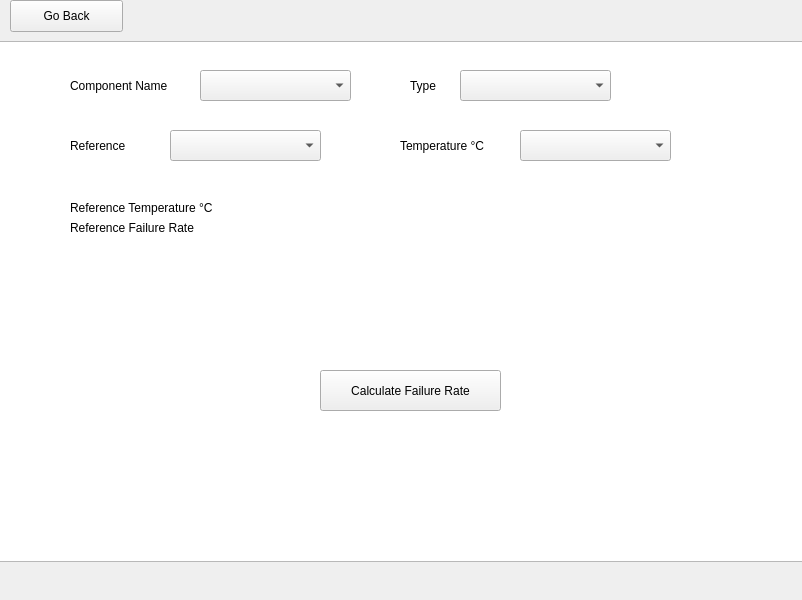
Old version of the form gui/calculation_engine.ui in the repository karthikdivakaran/reli_engine.
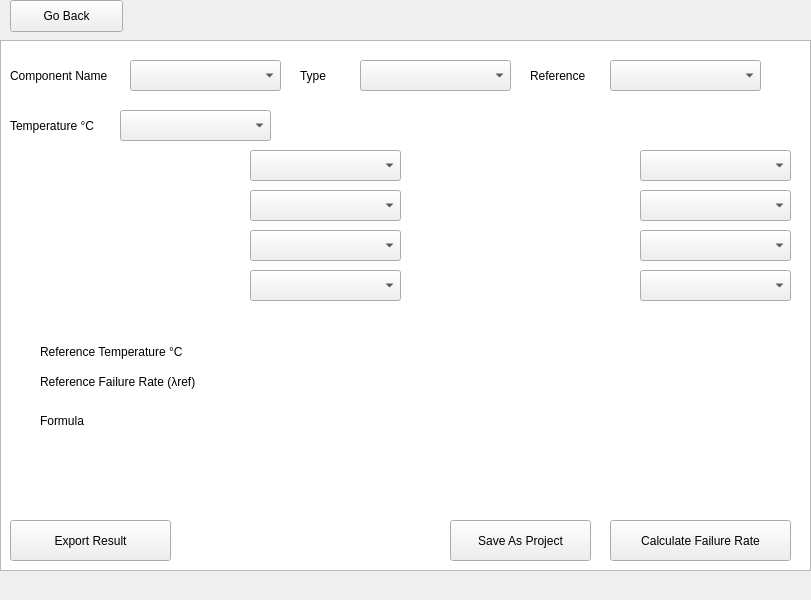
New version of the form.

Commit message: updated calculation engine

Diff of the .ui file:
```diff
--- a/gui/calculation_engine.ui
+++ b/gui/calculation_engine.ui
@@ -6,7 +6,7 @@
    <rect>
     <x>0</x>
     <y>0</y>
-    <width>802</width>
+    <width>811</width>
     <height>600</height>
    </rect>
   </property>
@@ -32,18 +32,18 @@
   <widget class="QTableView" name="tableView">
    <property name="geometry">
     <rect>
-     <x>-5</x>
-     <y>41</y>
+     <x>0</x>
+     <y>40</y>
      <width>811</width>
-     <height>521</height>
+     <height>531</height>
     </rect>
    </property>
   </widget>
   <widget class="QLabel" name="label">
    <property name="geometry">
     <rect>
-     <x>70</x>
-     <y>70</y>
+     <x>10</x>
+     <y>60</y>
      <width>111</width>
      <height>31</height>
     </rect>
@@ -55,8 +55,8 @@
   <widget class="QComboBox" name="componentBox">
    <property name="geometry">
     <rect>
-     <x>200</x>
-     <y>70</y>
+     <x>130</x>
+     <y>60</y>
      <width>151</width>
      <height>31</height>
     </rect>
@@ -65,8 +65,8 @@
   <widget class="QLabel" name="label_2">
    <property name="geometry">
     <rect>
-     <x>410</x>
-     <y>70</y>
+     <x>300</x>
+     <y>60</y>
      <width>51</width>
      <height>31</height>
     </rect>
@@ -78,8 +78,8 @@
   <widget class="QComboBox" name="typeComboBox">
    <property name="geometry">
     <rect>
-     <x>460</x>
-     <y>70</y>
+     <x>360</x>
+     <y>60</y>
      <width>151</width>
      <height>31</height>
     </rect>
@@ -88,9 +88,9 @@
   <widget class="QLabel" name="label_3">
    <property name="geometry">
     <rect>
-     <x>70</x>
-     <y>130</y>
-     <width>111</width>
+     <x>530</x>
+     <y>60</y>
+     <width>71</width>
      <height>31</height>
     </rect>
    </property>
@@ -101,8 +101,8 @@
   <widget class="QComboBox" name="refComboBox">
    <property name="geometry">
     <rect>
-     <x>170</x>
-     <y>130</y>
+     <x>610</x>
+     <y>60</y>
      <width>151</width>
      <height>31</height>
     </rect>
@@ -111,8 +111,8 @@
   <widget class="QLabel" name="label_4">
    <property name="geometry">
     <rect>
-     <x>400</x>
-     <y>130</y>
+     <x>10</x>
+     <y>110</y>
      <width>111</width>
      <height>31</height>
     </rect>
@@ -124,8 +124,8 @@
   <widget class="QComboBox" name="tempComboBox">
    <property name="geometry">
     <rect>
-     <x>520</x>
-     <y>130</y>
+     <x>120</x>
+     <y>110</y>
      <width>151</width>
      <height>31</height>
     </rect>
@@ -137,8 +137,8 @@
    </property>
    <property name="geometry">
     <rect>
-     <x>320</x>
-     <y>370</y>
+     <x>610</x>
+     <y>520</y>
      <width>181</width>
      <height>41</height>
     </rect>
@@ -159,8 +159,8 @@
   <widget class="QLabel" name="label_6">
    <property name="geometry">
     <rect>
-     <x>70</x>
-     <y>200</y>
+     <x>40</x>
+     <y>344</y>
      <width>171</width>
      <height>16</height>
     </rect>
@@ -172,10 +172,10 @@
   <widget class="QLabel" name="refTemp">
    <property name="geometry">
     <rect>
-     <x>250</x>
-     <y>200</y>
+     <x>270</x>
+     <y>344</y>
      <width>60</width>
-     <height>16</height>
+     <height>21</height>
     </rect>
    </property>
    <property name="text">
@@ -185,23 +185,23 @@
   <widget class="QLabel" name="label_8">
    <property name="geometry">
     <rect>
-     <x>70</x>
-     <y>220</y>
-     <width>171</width>
+     <x>40</x>
+     <y>374</y>
+     <width>181</width>
      <height>16</height>
     </rect>
    </property>
    <property name="text">
-    <string>Reference Failure Rate</string>
+    <string>Reference Failure Rate (λref)</string>
    </property>
   </widget>
   <widget class="QLabel" name="refFail">
    <property name="geometry">
     <rect>
-     <x>250</x>
-     <y>220</y>
+     <x>270</x>
+     <y>370</y>
      <width>60</width>
-     <height>16</height>
+     <height>20</height>
     </rect>
    </property>
    <property name="text">
@@ -211,10 +211,10 @@
   <widget class="QLabel" name="resultLab">
    <property name="geometry">
     <rect>
-     <x>70</x>
-     <y>330</y>
-     <width>91</width>
-     <height>16</height>
+     <x>40</x>
+     <y>470</y>
+     <width>71</width>
+     <height>21</height>
     </rect>
    </property>
    <property name="text">
@@ -224,10 +224,311 @@
   <widget class="QLabel" name="resultValue">
    <property name="geometry">
     <rect>
-     <x>170</x>
-     <y>330</y>
+     <x>140</x>
+     <y>470</y>
      <width>331</width>
-     <height>16</height>
+     <height>21</height>
+    </rect>
+   </property>
+   <property name="text">
+    <string/>
+   </property>
+  </widget>
+  <widget class="QPushButton" name="save_project">
+   <property name="geometry">
+    <rect>
+     <x>450</x>
+     <y>520</y>
+     <width>141</width>
+     <height>41</height>
+    </rect>
+   </property>
+   <property name="text">
+    <string>Save As Project</string>
+   </property>
+  </widget>
+  <widget class="QPushButton" name="export_result">
+   <property name="geometry">
+    <rect>
+     <x>10</x>
+     <y>520</y>
+     <width>161</width>
+     <height>41</height>
+    </rect>
+   </property>
+   <property name="text">
+    <string>Export Result</string>
+   </property>
+  </widget>
+  <widget class="QLabel" name="label_7">
+   <property name="geometry">
+    <rect>
+     <x>40</x>
+     <y>410</y>
+     <width>61</width>
+     <height>21</height>
+    </rect>
+   </property>
+   <property name="text">
+    <string>Formula</string>
+   </property>
+  </widget>
+  <widget class="QLabel" name="equation">
+   <property name="geometry">
+    <rect>
+     <x>140</x>
+     <y>410</y>
+     <width>321</width>
+     <height>21</height>
+    </rect>
+   </property>
+   <property name="text">
+    <string/>
+   </property>
+  </widget>
+  <widget class="QLabel" name="equation_2">
+   <property name="geometry">
+    <rect>
+     <x>140</x>
+     <y>440</y>
+     <width>321</width>
+     <height>21</height>
+    </rect>
+   </property>
+   <property name="text">
+    <string/>
+   </property>
+  </widget>
+  <widget class="QComboBox" name="val_combo_1">
+   <property name="geometry">
+    <rect>
+     <x>250</x>
+     <y>150</y>
+     <width>151</width>
+     <height>31</height>
+    </rect>
+   </property>
+  </widget>
+  <widget class="QLabel" name="val_label1">
+   <property name="geometry">
+    <rect>
+     <x>20</x>
+     <y>150</y>
+     <width>211</width>
+     <height>31</height>
+    </rect>
+   </property>
+   <property name="text">
+    <string/>
+   </property>
+  </widget>
+  <widget class="QComboBox" name="val_combo_2">
+   <property name="geometry">
+    <rect>
+     <x>640</x>
+     <y>150</y>
+     <width>151</width>
+     <height>31</height>
+    </rect>
+   </property>
+  </widget>
+  <widget class="QLabel" name="val_label2">
+   <property name="geometry">
+    <rect>
+     <x>440</x>
+     <y>150</y>
+     <width>191</width>
+     <height>31</height>
+    </rect>
+   </property>
+   <property name="text">
+    <string/>
+   </property>
+  </widget>
+  <widget class="QLabel" name="val_label3">
+   <property name="geometry">
+    <rect>
+     <x>20</x>
+     <y>190</y>
+     <width>211</width>
+     <height>31</height>
+    </rect>
+   </property>
+   <property name="text">
+    <string/>
+   </property>
+  </widget>
+  <widget class="QComboBox" name="val_combo_3">
+   <property name="geometry">
+    <rect>
+     <x>250</x>
+     <y>190</y>
+     <width>151</width>
+     <height>31</height>
+    </rect>
+   </property>
+  </widget>
+  <widget class="QLabel" name="val_label4">
+   <property name="geometry">
+    <rect>
+     <x>440</x>
+     <y>190</y>
+     <width>191</width>
+     <height>31</height>
+    </rect>
+   </property>
+   <property name="text">
+    <string/>
+   </property>
+  </widget>
+  <widget class="QComboBox" name="val_combo_4">
+   <property name="geometry">
+    <rect>
+     <x>640</x>
+     <y>190</y>
+     <width>151</width>
+     <height>31</height>
+    </rect>
+   </property>
+  </widget>
+  <widget class="QComboBox" name="val_combo_5">
+   <property name="geometry">
+    <rect>
+     <x>250</x>
+     <y>230</y>
+     <width>151</width>
+     <height>31</height>
+    </rect>
+   </property>
+  </widget>
+  <widget class="QLabel" name="val_label5">
+   <property name="geometry">
+    <rect>
+     <x>20</x>
+     <y>230</y>
+     <width>211</width>
+     <height>31</height>
+    </rect>
+   </property>
+   <property name="text">
+    <string/>
+   </property>
+  </widget>
+  <widget class="QComboBox" name="val_combo_6">
+   <property name="geometry">
+    <rect>
+     <x>640</x>
+     <y>230</y>
+     <width>151</width>
+     <height>31</height>
+    </rect>
+   </property>
+  </widget>
+  <widget class="QLabel" name="val_label6">
+   <property name="geometry">
+    <rect>
+     <x>440</x>
+     <y>230</y>
+     <width>191</width>
+     <height>31</height>
+    </rect>
+   </property>
+   <property name="text">
+    <string/>
+   </property>
+  </widget>
+  <widget class="QComboBox" name="val_combo_7">
+   <property name="geometry">
+    <rect>
+     <x>250</x>
+     <y>270</y>
+     <width>151</width>
+     <height>31</height>
+    </rect>
+   </property>
+  </widget>
+  <widget class="QLabel" name="val_label7">
+   <property name="geometry">
+    <rect>
+     <x>20</x>
+     <y>270</y>
+     <width>211</width>
+     <height>31</height>
+    </rect>
+   </property>
+   <property name="text">
+    <string/>
+   </property>
+  </widget>
+  <widget class="QComboBox" name="val_combo_8">
+   <property name="geometry">
+    <rect>
+     <x>640</x>
+     <y>270</y>
+     <width>151</width>
+     <height>31</height>
+    </rect>
+   </property>
+  </widget>
+  <widget class="QLabel" name="val_label8">
+   <property name="geometry">
+    <rect>
+     <x>440</x>
+     <y>270</y>
+     <width>191</width>
+     <height>31</height>
+    </rect>
+   </property>
+   <property name="text">
+    <string/>
+   </property>
+  </widget>
+  <widget class="QLabel" name="val_label_res_1">
+   <property name="geometry">
+    <rect>
+     <x>480</x>
+     <y>340</y>
+     <width>301</width>
+     <height>31</height>
+    </rect>
+   </property>
+   <property name="text">
+    <string/>
+   </property>
+  </widget>
+  <widget class="QLabel" name="val_label_res_2">
+   <property name="geometry">
+    <rect>
+     <x>480</x>
+     <y>380</y>
+     <width>301</width>
+     <height>31</height>
+    </rect>
+   </property>
+   <property name="text">
+    <string/>
+   </property>
+  </widget>
+  <widget class="QLabel" name="val_label_res_3">
+   <property name="geometry">
+    <rect>
+     <x>480</x>
+     <y>420</y>
+     <width>301</width>
+     <height>31</height>
+    </rect>
+   </property>
+   <property name="text">
+    <string/>
+   </property>
+  </widget>
+  <widget class="QLabel" name="val_label_res_4">
+   <property name="geometry">
+    <rect>
+     <x>480</x>
+     <y>460</y>
+     <width>301</width>
+     <height>31</height>
     </rect>
    </property>
    <property name="text">
```
The commit also changes 17 other files.
